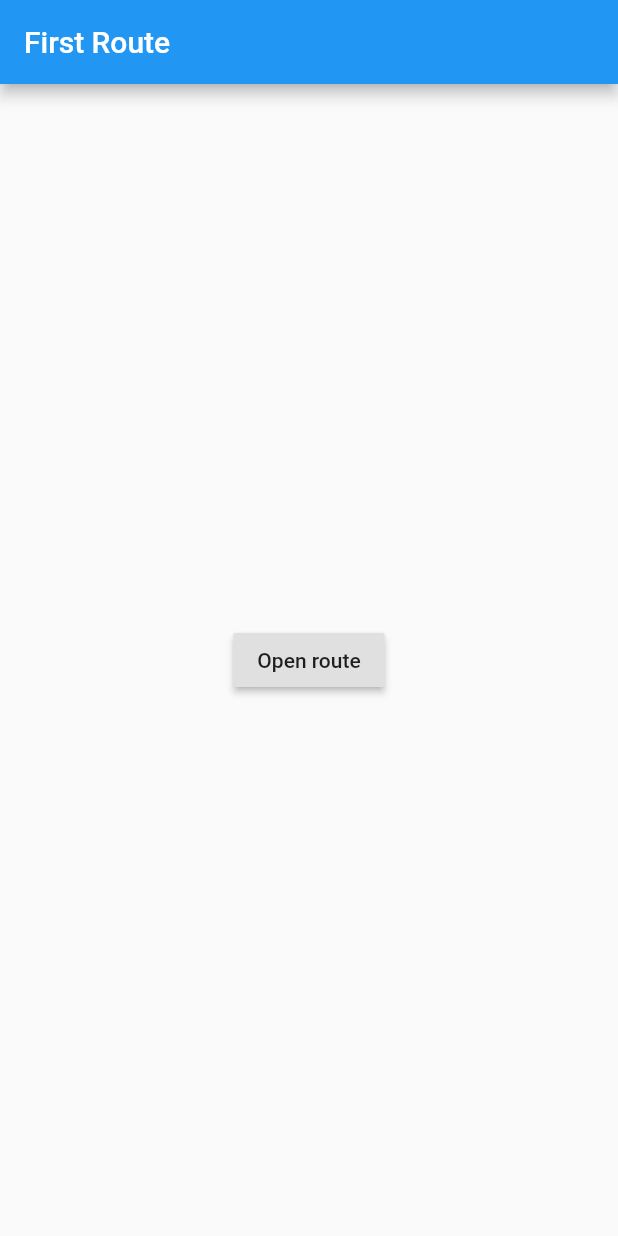
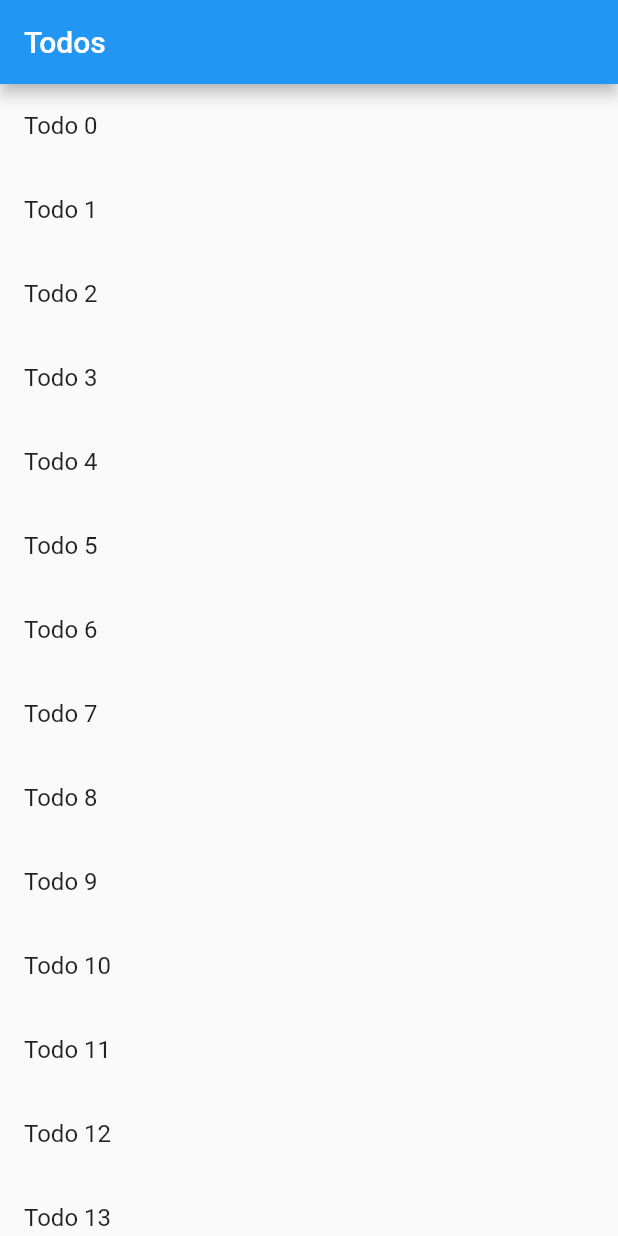
Before and after one commit to plicca/flutter-academy, a Flutter app: the screen it shows after launch, on a phone screen of 412 x 824 dp. Run offline on Flutter 3.47's test engine with Material 2 defaults, Android fonts, the phone set to English and light mode, and no system bars.

Commit message:
Finished tutorial on how to send data to a new screen

```diff
--- a/lib/main.dart
+++ b/lib/main.dart
@@ -1,48 +1,79 @@
+import 'package:flutter/foundation.dart';
 import 'package:flutter/material.dart';
+
+class Todo {
+  final String title;
+  final String description;
+
+  Todo(this.title, this.description);
+}
 
 void main() {
   runApp(MaterialApp(
-    title: 'Navigation Basics',
-    home: FirstRoute(),
+    title: 'Passing Data',
+    home: TodosScreen(
+      todos: List.generate(
+        20,
+        (i) => Todo(
+              'Todo $i',
+              'A description of what needs to be done for Todo $i',
+            ),
+      ),
+    ),
   ));
 }
 
-class FirstRoute extends StatelessWidget {
+class TodosScreen extends StatelessWidget {
+  final List<Todo> todos;
+
+  TodosScreen({Key key, @required this.todos}) : super(key: key);
+
   @override
   Widget build(BuildContext context) {
     return Scaffold(
       appBar: AppBar(
-        title: Text('First Route'),
+        title: Text('Todos'),
       ),
-      body: Center(
-        child: RaisedButton(
-          child: Text('Open route'),
-          onPressed: () {
-            Navigator.push(
-              context,
-              MaterialPageRoute(builder: (context) => SecondRoute()),
-            );
-          },
-        ),
+      body: ListView.builder(
+        itemCount: todos.length,
+        itemBuilder: (context, index) {
+          return ListTile(
+            title: Text(todos[index].title),
+            // When a user taps on the ListTile, navigate to the DetailScreen.
+            // Notice that we're not only creating a DetailScreen, we're
+            // also passing the current todo through to it!
+            onTap: () {
+              Navigator.push(
+                context,
+                MaterialPageRoute(
+                  builder: (context) => DetailScreen(todo: todos[index]),
+                ),
+              );
+            },
+          );
+        },
       ),
     );
   }
 }
 
-class SecondRoute extends StatelessWidget {
+class DetailScreen extends StatelessWidget {
+  // Declare a field that holds the Todo
+  final Todo todo;
+
+  // In the constructor, require a Todo
+  DetailScreen({Key key, @required this.todo}) : super(key: key);
+
   @override
   Widget build(BuildContext context) {
+    // Use the Todo to create our UI
     return Scaffold(
       appBar: AppBar(
-        title: Text("Second Route"),
+        title: Text(todo.title),
       ),
-      body: Center(
-        child: RaisedButton(
-          onPressed: () {
-            Navigator.pop(context);
-          },
-          child: Text('Go back!'),
-        ),
+      body: Padding(
+        padding: EdgeInsets.all(16.0),
+        child: Text(todo.description),
       ),
     );
   }
```
Also changed, not shown: 1 other file.
